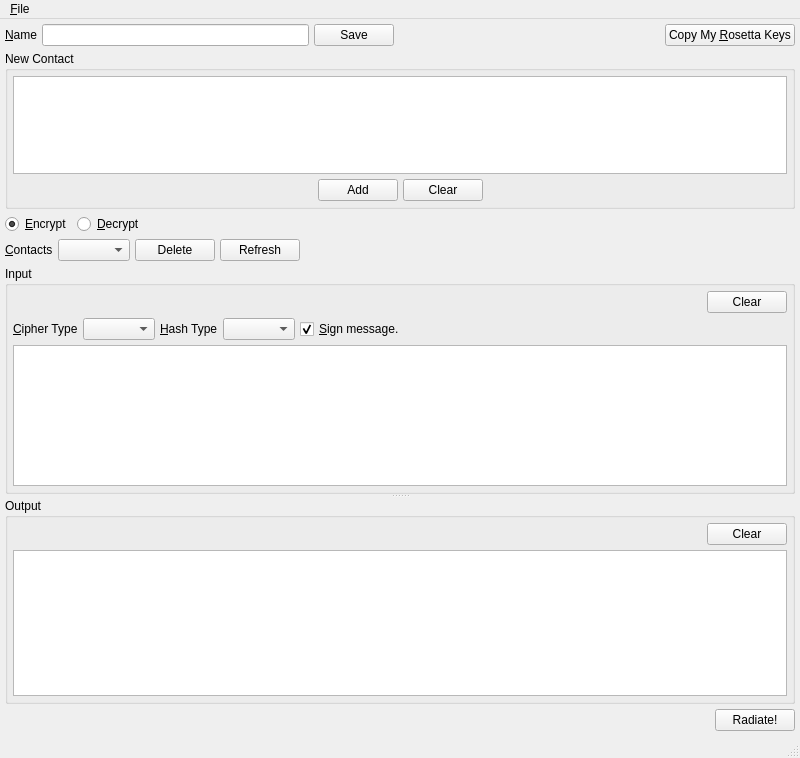
Qt form UI/rosetta.ui (xloem/spot-on-svn) before a commit.
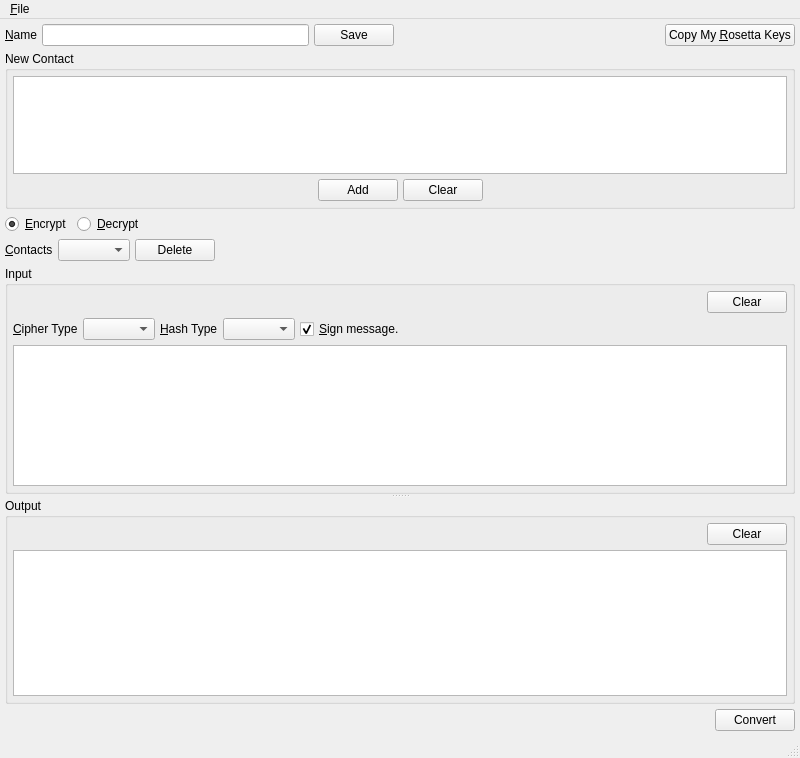
The same form after that commit. Icons and pictures are not drawn.

Commit message: Const-correctness. Rosetta work. Verify public keys.

```diff
--- a/UI/rosetta.ui
+++ b/UI/rosetta.ui
@@ -207,13 +207,6 @@
         </property>
        </widget>
       </item>
-      <item>
-       <widget class="QPushButton" name="refresh">
-        <property name="text">
-         <string>Refresh</string>
-        </property>
-       </widget>
-      </item>
       <item>
        <spacer name="horizontalSpacer">
         <property name="orientation">
@@ -415,7 +408,7 @@
       <item>
        <widget class="QPushButton" name="pushButton">
         <property name="text">
-         <string>Radiate!</string>
+         <string>Convert</string>
         </property>
        </widget>
       </item>
```
Left out of the diff: 3 changed lines with no effect on the pictures. The commit also changes 7 other files.
